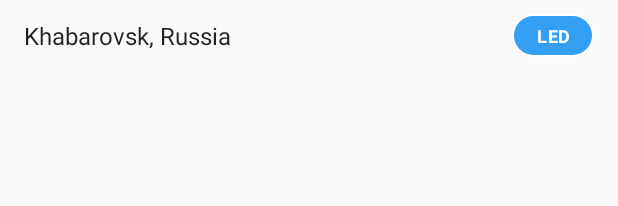
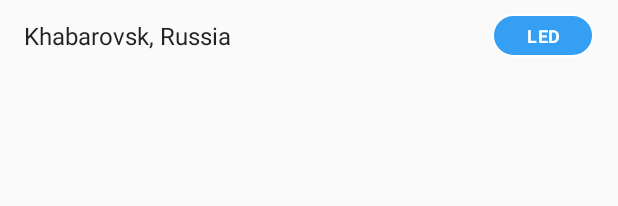
Before and after one commit to m4xp1/Aviasales, an Android app: the layout list_item_airport.xml on its own in the app's theme, with its tools: preview values and no code run, on a phone screen of 412 x 824 dp. Shown: the top 206 px of the screen. Run offline under Robolectric (Android 15) with nearby library versions, the phone set to English and light mode, and no system bars.

Commit message:
Fix minWidth for list_item_airport layout

```diff
--- a/app/src/main/res/layout/list_item_airport.xml
+++ b/app/src/main/res/layout/list_item_airport.xml
@@ -27,6 +27,7 @@
         android:ellipsize="none"
         android:gravity="center"
         android:maxLength="3"
+        android:minWidth="68dp"
         android:singleLine="true"
         android:textAppearance="?attr/markerTextAppearance"
         tools:text="LED" />
```
